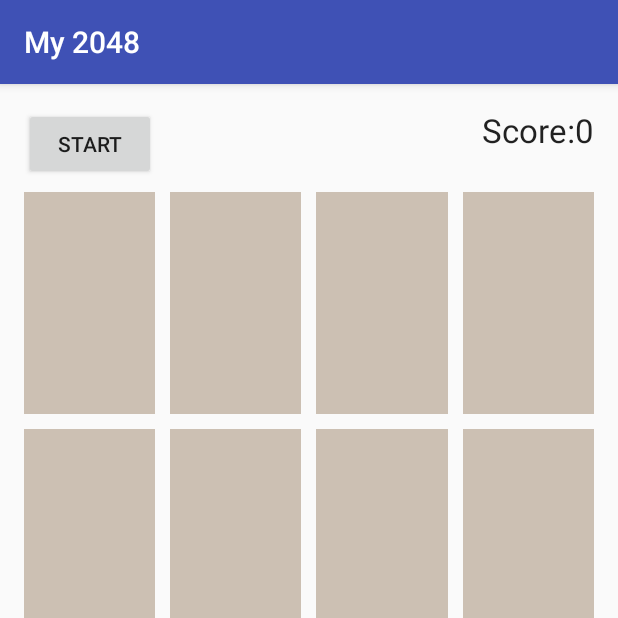
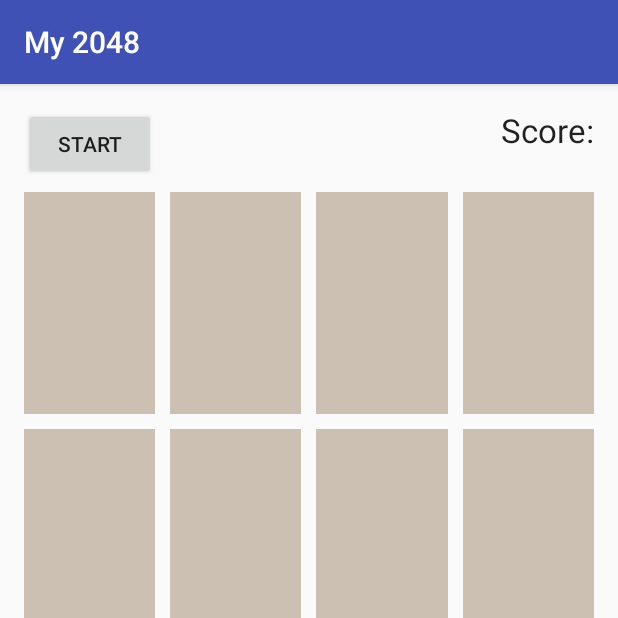
Before and after one commit to LeoAlex0/MyGame, an Android app: the screen it shows after launch (MainActivity), on a phone screen of 412 x 824 dp, the top half of it. Run offline under Robolectric (Android 15) with nearby library versions, the phone set to English and light mode, and no system bars.

Commit message:
1. Localization Optimize 2. Compatibility Fix with Android Studio 3.3
1. 本地化做得更彻底
2. 修复Android Studio 3.3 的编译兼容性

```diff
--- a/app/src/main/AndroidManifest.xml
+++ b/app/src/main/AndroidManifest.xml
@@ -8,13 +8,14 @@
         android:label="@string/app_name"
         android:roundIcon="@mipmap/ic_launcher_round"
         android:supportsRtl="true"
+        android:fullBackupContent="true"
         android:theme="@style/AppTheme">
         <activity
             android:name=".MainActivity"
             android:screenOrientation="portrait">
             <intent-filter>
                 <action android:name="android.intent.action.MAIN" />
-
+                <action android:name="android.intent.action.VIEW" />
                 <category android:name="android.intent.category.LAUNCHER" />
             </intent-filter>
         </activity>
--- a/app/src/main/java/com/example/leo/mygame/CardGroup.kt
+++ b/app/src/main/java/com/example/leo/mygame/CardGroup.kt
@@ -18,7 +18,7 @@ class CardGroup @JvmOverloads constructor(mContext: Context, attr: AttributeSet?
     private val myGestureListener = object : GestureDetector.SimpleOnGestureListener() {
 
         /**最小移动阈值*/
-        private val minDistance = 50
+        private val minDistance = 15
 
         override fun onFling(p0: MotionEvent, p1: MotionEvent, p2: Float, p3: Float): Boolean {
             if (!onStart) return true
@@ -39,8 +39,8 @@ class CardGroup @JvmOverloads constructor(mContext: Context, attr: AttributeSet?
     private val gesture = GestureDetector(context, myGestureListener)
 
     init {
-        /**在此设置其监听对象*/
-        setOnTouchListener{ _,e -> gesture.onTouchEvent(e) }
+        isClickable = true
+        setOnTouchListener { _, e -> gesture.onTouchEvent(e) }
     }
 
     lateinit var gameControlModule: GameControlListener
@@ -69,7 +69,7 @@ class CardGroup @JvmOverloads constructor(mContext: Context, attr: AttributeSet?
 
 
     fun startGame() {
-        cardItems.forEach { it.forEach { it.number = 0 } }
+        cardItems.forEach { r -> r.forEach { it.number = 0 } }
         score = 0
         4 * { genNext() }
         onStart = true
--- a/app/src/main/java/com/example/leo/mygame/DataSaver.kt
+++ b/app/src/main/java/com/example/leo/mygame/DataSaver.kt
@@ -12,7 +12,7 @@ import java.util.*
  * 用于保存和读取数据
  */
 object DataSaver {
-    private val filename = "scoreHistory"
+    private const val filename = "scoreHistory"
 
     fun saveScore(context: Context, score: Int, time: Int) {
         val outStream = PrintStream(context.openFileOutput(filename, MODE_APPEND))
@@ -21,14 +21,10 @@ object DataSaver {
         DataContent.items.add(DataContent.DummyItem(time.toTime(),score.toScore()))
     }
 
-    fun readScore(context: Context): ArrayList<Pair<Int, Int>> {
-        val ret = arrayListOf<Pair<Int, Int>>()
-        try {
-            val scanner = Scanner(context.openFileInput(filename))
-            while (scanner.hasNext()) {
-                ret.add(Pair(scanner.nextInt(), scanner.nextInt()))
-            }
-        } catch (e: IOException) { }
-        return ret
+    fun readScore(context: Context): List<Pair<Int, Int>> = try {
+        val scanner = Scanner(context.openFileInput(filename))
+        scanner.asSequence().map(String::toInt).chunked(2).map { (s, t) -> Pair(s, t) }.toList()
+    } catch (e: IOException) {
+        emptyList()
     }
 }
--- a/app/src/main/java/com/example/leo/mygame/HistoryModule.kt
+++ b/app/src/main/java/com/example/leo/mygame/HistoryModule.kt
@@ -1,7 +1,7 @@
 package com.example.leo.mygame
 
-import android.app.Fragment
 import android.os.Bundle
+import android.support.v4.app.Fragment
 import android.support.v7.widget.GridLayoutManager
 import android.support.v7.widget.LinearLayoutManager
 import android.support.v7.widget.RecyclerView
@@ -16,14 +16,12 @@ import com.example.leo.mygame.dummy.DataContent.DummyItem
  * fragment (e.g. upon screen orientation changes).
  */
 class HistoryModule : Fragment() {
-    private var mColumnCount = 1
+    private var mColumnCount: Int = 1
 
     override fun onCreate(savedInstanceState: Bundle?) {
         super.onCreate(savedInstanceState)
 
-        if (arguments != null) {
-            mColumnCount = arguments.getInt(ARG_COLUMN_COUNT)
-        }
+        mColumnCount = arguments?.getInt(ARG_COLUMN_COUNT) ?: mColumnCount
     }
 
     override fun onCreateView(inflater: LayoutInflater, container: ViewGroup?,
@@ -48,7 +46,7 @@ class HistoryModule : Fragment() {
 
     companion object {
 
-        private val ARG_COLUMN_COUNT = "column-count"
+        private const val ARG_COLUMN_COUNT = "column-count"
 
         fun newInstance(columnCount: Int): HistoryModule {
             val fragment = HistoryModule()
--- a/app/src/main/java/com/example/leo/mygame/HomePageModule.kt
+++ b/app/src/main/java/com/example/leo/mygame/HomePageModule.kt
@@ -1,11 +1,10 @@
 package com.example.leo.mygame
 
-import android.content.Context
+import android.content.Intent
+import android.content.Intent.ACTION_VIEW
 import android.net.Uri
 import android.os.Bundle
-import android.app.Fragment
-import android.content.Intent
-import android.content.Intent.ACTION_VIEW
+import android.support.v4.app.Fragment
 import android.view.LayoutInflater
 import android.view.View
 import android.view.ViewGroup
@@ -18,7 +17,7 @@ class HomePageModule : Fragment() {
         return inflater.inflate(R.layout.fragment_homepage_module, container, false)
     }
 
-    override fun onViewCreated(view: View?, savedInstanceState: Bundle?) {
+    override fun onViewCreated(view: View, savedInstanceState: Bundle?) {
         super.onViewCreated(view, savedInstanceState)
         btn_homepage.setOnClickListener {
             val intent = Intent(ACTION_VIEW, Uri.parse("https://github.com/LeoAlex0/MyGame"))
--- a/app/src/main/java/com/example/leo/mygame/MainActivity.kt
+++ b/app/src/main/java/com/example/leo/mygame/MainActivity.kt
@@ -8,7 +8,7 @@ import kotlinx.android.synthetic.main.activity_main.*
 class MainActivity : AppCompatActivity() {
 
     private val mOnNavigationItemSelectedListener = BottomNavigationView.OnNavigationItemSelectedListener { item ->
-        val action = fragmentManager.beginTransaction()
+        val action = supportFragmentManager.beginTransaction()
         when (item.itemId) {
             R.id.navigation_home -> {
                 action.show(fragmentShareModule)
@@ -40,7 +40,11 @@ class MainActivity : AppCompatActivity() {
         navigation.setOnNavigationItemSelectedListener(mOnNavigationItemSelectedListener)
         navigation.selectedItemId = R.id.navigation_dashboard
 
-        fragmentManager.beginTransaction().add(R.id.fragment_container, fragmentShareModule)
+        time_hint = getString(R.string.time_hint)
+        score_hint = getString(R.string.score_hint)
+
+        supportFragmentManager.beginTransaction()
+                .add(R.id.fragment_container, fragmentShareModule)
                 .add(R.id.fragment_container, fragmentHistoryModule)
                 .add(R.id.fragment_container, fragmentGameModule).commit()
     }
--- a/app/src/main/java/com/example/leo/mygame/fix.kt
+++ b/app/src/main/java/com/example/leo/mygame/fix.kt
@@ -21,6 +21,9 @@ infix fun Int.randomTo(other: Int) = this randomUntil (other + 1)
  * */
 inline infix operator fun Int.times(blk: () -> Any) = (1..this).forEach { blk() }
 
+lateinit var time_hint: String
+lateinit var score_hint: String
 /**两种简单的输出格式*/
-fun Int.toScore() = "Score:$this"
-fun Int.toTime() = "Time:${this/3600}:${this/60%60}:${this%60}"
+fun Int.toScore() = "$score_hint$this"
+
+fun Int.toTime() = "$time_hint${this / 3600}:${this / 60 % 60}:${this % 60}"
--- a/app/src/main/res/layout/fragment_game_module.xml
+++ b/app/src/main/res/layout/fragment_game_module.xml
@@ -13,11 +13,10 @@
         android:layout_height="wrap_content"
         android:layout_marginEnd="8dp"
         android:layout_marginTop="8dp"
-        android:text="Score:0"
+        android:text="@string/score_hint"
         android:textAppearance="@style/TextAppearance.AppCompat.Large"
         app:layout_constraintEnd_toEndOf="parent"
-        app:layout_constraintTop_toTopOf="parent"
-        tools:ignore="HardcodedText,RtlHardcoded" />
+        app:layout_constraintTop_toTopOf="parent" />
 
     <TextView
         android:id="@+id/textTime"
@@ -25,12 +24,11 @@
         android:layout_height="wrap_content"
         android:layout_marginStart="8dp"
         android:layout_marginTop="8dp"
-        android:text="Time:0:0:0"
+        android:text="@string/time_hint"
         android:textAppearance="@style/TextAppearance.AppCompat.Large"
         android:visibility="invisible"
         app:layout_constraintStart_toStartOf="parent"
-        app:layout_constraintTop_toTopOf="parent"
-        tools:ignore="HardcodedText" />
+        app:layout_constraintTop_toTopOf="parent" />
 
     <Button
         android:id="@+id/btn_start"
@@ -38,11 +36,10 @@
         android:layout_height="wrap_content"
         android:layout_marginStart="8dp"
         android:layout_marginTop="8dp"
-        android:text="start"
+        android:text="@string/start_hint"
         android:visibility="visible"
         app:layout_constraintStart_toStartOf="parent"
-        app:layout_constraintTop_toTopOf="parent"
-        tools:ignore="HardcodedText" />
+        app:layout_constraintTop_toTopOf="parent" />
 
     <FrameLayout
         android:layout_width="0dp"
--- a/app/src/main/res/values/strings.xml
+++ b/app/src/main/res/values/strings.xml
@@ -4,7 +4,12 @@
     <string name="title_again">Main Tab</string>
     <string name="title_history">History</string>
 
-    <string name="hello_blank_fragment">This is a simple 2048 project.You can access the home page of this project,fork or clone the source code.If you\'re unsatisfied with this,you can also make a \'Pull request\'.</string>
+    <string name="hello_blank_fragment">This is a simple 2048 project.
+        You can access the home page of this project,fork or clone the source code.
+        If you\'re unsatisfied with this,you can also make a \'Pull request\'.</string>
     <string name="btn_homepage">Project\'s HomePage</string>
+    <string name="start_hint">Start</string>
+    <string name="score_hint">Score:</string>
+    <string name="time_hint">Time:</string>
 
 </resources>
--- a/build.gradle
+++ b/build.gradle
@@ -1,13 +1,13 @@
 // Top-level build file where you can add configuration options common to all sub-projects/modules.
 
 buildscript {
-    ext.kotlin_version = '1.2.10'
+    ext.kotlin_version = '1.3.11'
     repositories {
         google()
         jcenter()
     }
     dependencies {
-        classpath 'com.android.tools.build:gradle:3.0.1'
+        classpath 'com.android.tools.build:gradle:3.3.0'
         classpath "org.jetbrains.kotlin:kotlin-gradle-plugin:$kotlin_version"
 
         // NOTE: Do not place your application dependencies here; they belong
```
Also changed, not shown: app/build.gradle (+4 -4 lines), app/src/main/java/com/example/leo/mygame/GameModule.kt (+3 -7 lines), gradle/wrapper/gradle-wrapper.properties, 1 other file.
